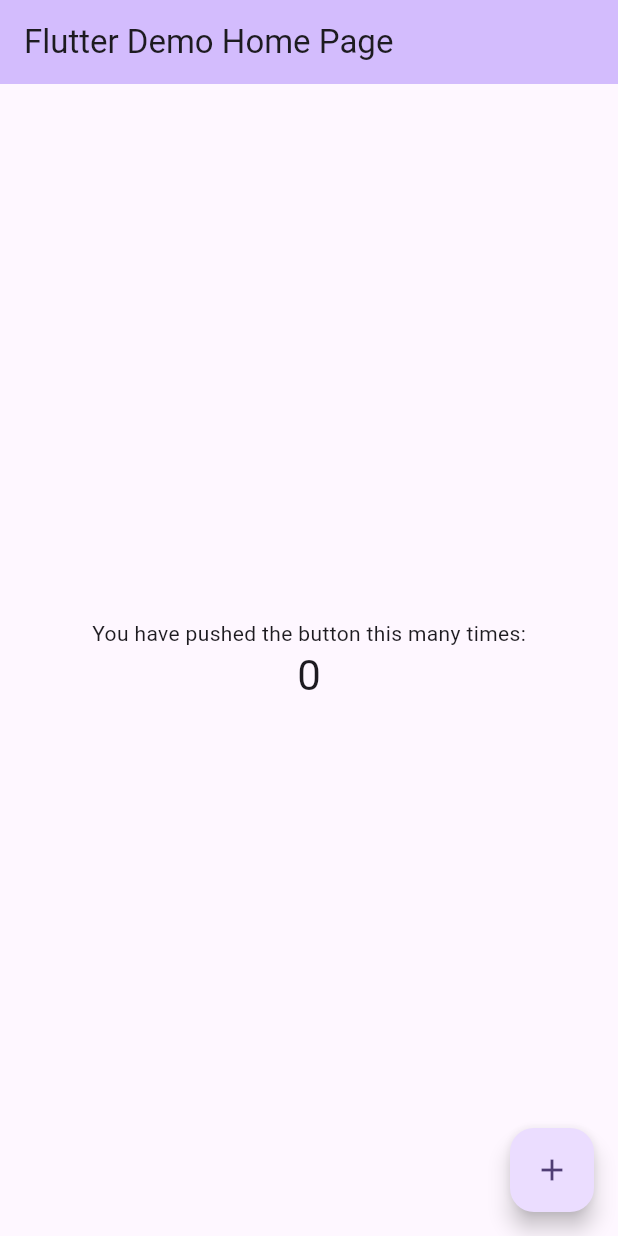
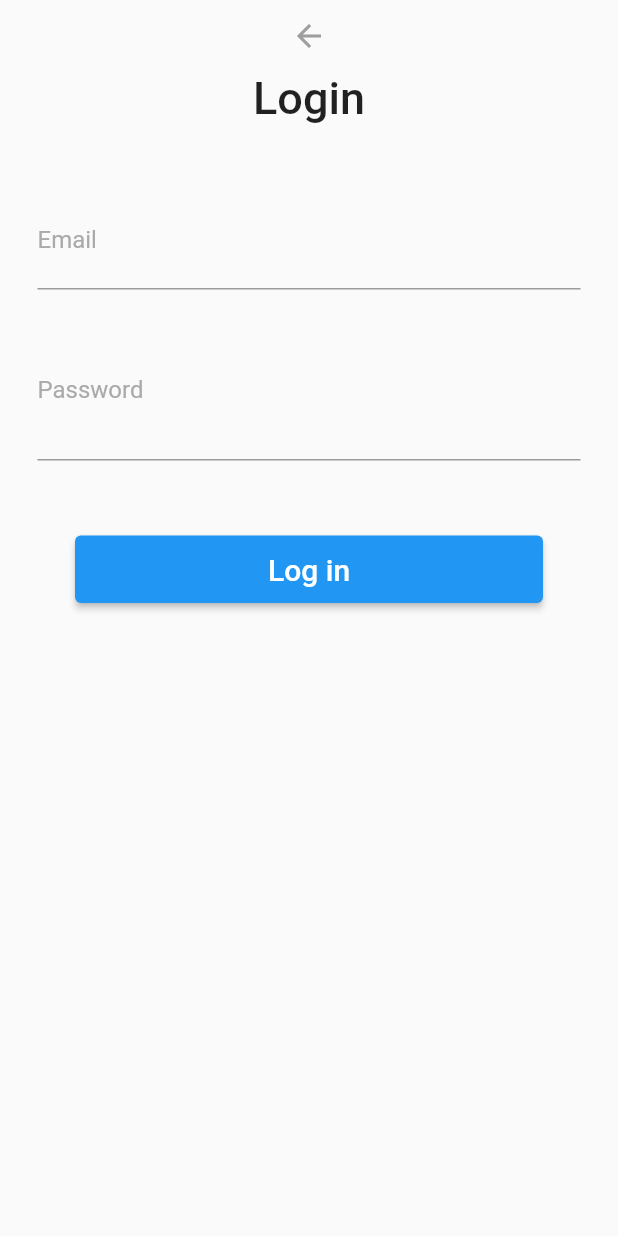
Before and after one commit to OS7-SOFT/E-commerce-App, a Flutter app: the screen it shows after launch, on a phone screen of 412 x 824 dp. Run offline on Flutter 3.47's test engine with Material 2 defaults, Android fonts, the phone set to English and light mode, and no system bars.

Commit message:
Create present page and login page

```diff
--- /dev/null
+++ b/lib/authenticate/login.dart
@@ -0,0 +1,80 @@
+import 'package:e_commerce_app/design/customButton.dart';
+import 'package:e_commerce_app/design/customTextField.dart';
+import 'package:flutter/material.dart';
+
+class Login extends StatefulWidget {
+  const Login({super.key});
+
+  @override
+  State<Login> createState() => _LoginState();
+}
+
+class _LoginState extends State<Login> {
+  bool securePass = true;
+  var email,password;
+
+
+  @override
+  Widget build(BuildContext context) {
+    return Scaffold(
+      body: Column(
+        children: [
+          IconButton(
+              onPressed: () {},
+              icon: Icon(
+                Icons.arrow_back,
+                color: Colors.grey,
+              )),
+          Text(
+            "Login",
+            style: TextStyle(fontSize: 30, fontWeight: FontWeight.w500),
+          ),
+          Container(
+            margin:EdgeInsets.only(bottom: 50,top: 45) ,
+            padding: EdgeInsets.symmetric(horizontal: 25),
+            child: Form(
+                child: Column(
+              children: [
+                TextFormField(
+                  validator: (val) {
+                    return val?.trim() == "" ? "Email is required" : null;
+                  },
+                  decoration: InputDecoration(
+                      labelText: "Email",
+                      labelStyle:
+                          TextStyle(color: Color.fromARGB(255, 170, 170, 170)),
+                      contentPadding: EdgeInsets.symmetric(vertical: 15)),
+                ),
+                SizedBox(
+                  height: 20,
+                ),
+                TextFormField(
+                  validator: (val) {
+                    return val?.trim() == "" ? "Password is required" : null;
+                  },
+                  decoration: InputDecoration(
+                      labelText: "Password",
+                      labelStyle:
+                          TextStyle(color: Color.fromARGB(255, 170, 170, 170)),
+                      contentPadding: EdgeInsets.symmetric(vertical: 15),
+                      suffix: IconButton(
+                        onPressed: () {
+                          setState(() {
+                            securePass = !securePass;
+                          });
+                        },
+                        icon: Icon(Icons.remove_red_eye,
+                            color: Colors.grey, size: 20),
+                      )),
+                  obscureText: securePass,
+                ),
+
+              ]),
+            ),
+          ),
+          CustomButton(text: "Log in", onPressed: (){})
+        ],
+      ),
+    );
+  }
+}
--- /dev/null
+++ b/lib/design/customButton.dart
@@ -0,0 +1,35 @@
+import 'package:flutter/material.dart';
+
+class CustomButton extends StatefulWidget {
+  final String text;
+  final VoidCallback onPressed;
+
+  const CustomButton({required this.text, required this.onPressed});
+
+  @override
+  State<CustomButton> createState() => _CustomButtonState();
+}
+
+class _CustomButtonState extends State<CustomButton> {
+  bool isPressed = false;
+
+  @override
+  Widget build(BuildContext context) {
+    return Container(
+      width: double.infinity,
+      height: 45,
+      padding: EdgeInsets.symmetric(horizontal: 50),
+      child: ElevatedButton(
+
+        onPressed: () {
+          setState(() {
+            isPressed = !isPressed;
+          });
+          widget.onPressed;
+        },
+        child: Text(widget.text,style: TextStyle(fontSize: 20),),
+
+      ),
+    );
+  }
+}
--- a/lib/main.dart
+++ b/lib/main.dart
@@ -1,125 +1,11 @@
+import 'package:e_commerce_app/authenticate/login.dart';
+import 'package:e_commerce_app/present/present.dart';
 import 'package:flutter/material.dart';
 
 void main() {
-  runApp(const MyApp());
+  runApp(MaterialApp(
+      home: Login(),
+      theme: ThemeData(
+        primaryColor: Color(0xff667fea)
+      )));
 }
-
-class MyApp extends StatelessWidget {
-  const MyApp({super.key});
-
-  // This widget is the root of your application.
-  @override
-  Widget build(BuildContext context) {
-    return MaterialApp(
-      title: 'Flutter Demo',
-      theme: ThemeData(
-        // This is the theme of your application.
-        //
-        // TRY THIS: Try running your application with "flutter run". You'll see
-        // the application has a blue toolbar. Then, without quitting the app,
-        // try changing the seedColor in the colorScheme below to Colors.green
-        // and then invoke "hot reload" (save your changes or press the "hot
-        // reload" button in a Flutter-supported IDE, or press "r" if you used
-        // the command line to start the app).
-        //
-        // Notice that the counter didn't reset back to zero; the application
-        // state is not lost during the reload. To reset the state, use hot
-        // restart instead.
-        //
-        // This works for code too, not just values: Most code changes can be
-        // tested with just a hot reload.
-        colorScheme: ColorScheme.fromSeed(seedColor: Colors.deepPurple),
-        useMaterial3: true,
-      ),
-      home: const MyHomePage(title: 'Flutter Demo Home Page'),
-    );
-  }
-}
-
-class MyHomePage extends StatefulWidget {
-  const MyHomePage({super.key, required this.title});
-
-  // This widget is the home page of your application. It is stateful, meaning
-  // that it has a State object (defined below) that contains fields that affect
-  // how it looks.
-
-  // This class is the configuration for the state. It holds the values (in this
-  // case the title) provided by the parent (in this case the App widget) and
-  // used by the build method of the State. Fields in a Widget subclass are
-  // always marked "final".
-
-  final String title;
-
-  @override
-  State<MyHomePage> createState() => _MyHomePageState();
-}
-
-class _MyHomePageState extends State<MyHomePage> {
-  int _counter = 0;
-
-  void _incrementCounter() {
-    setState(() {
-      // This call to setState tells the Flutter framework that something has
-      // changed in this State, which causes it to rerun the build method below
-      // so that the display can reflect the updated values. If we changed
-      // _counter without calling setState(), then the build method would not be
-      // called again, and so nothing would appear to happen.
-      _counter++;
-    });
-  }
-
-  @override
-  Widget build(BuildContext context) {
-    // This method is rerun every time setState is called, for instance as done
-    // by the _incrementCounter method above.
-    //
-    // The Flutter framework has been optimized to make rerunning build methods
-    // fast, so that you can just rebuild anything that needs updating rather
-    // than having to individually change instances of widgets.
-    return Scaffold(
-      appBar: AppBar(
-        // TRY THIS: Try changing the color here to a specific color (to
-        // Colors.amber, perhaps?) and trigger a hot reload to see the AppBar
-        // change color while the other colors stay the same.
-        backgroundColor: Theme.of(context).colorScheme.inversePrimary,
-        // Here we take the value from the MyHomePage object that was created by
-        // the App.build method, and use it to set our appbar title.
-        title: Text(widget.title),
-      ),
-      body: Center(
-        // Center is a layout widget. It takes a single child and positions it
-        // in the middle of the parent.
-        child: Column(
-          // Column is also a layout widget. It takes a list of children and
-          // arranges them vertically. By default, it sizes itself to fit its
-          // children horizontally, and tries to be as tall as its parent.
-          //
-          // Column has various properties to control how it sizes itself and
-          // how it positions its children. Here we use mainAxisAlignment to
-          // center the children vertically; the main axis here is the vertical
-          // axis because Columns are vertical (the cross axis would be
-          // horizontal).
-          //
-          // TRY THIS: Invoke "debug painting" (choose the "Toggle Debug Paint"
-          // action in the IDE, or press "p" in the console), to see the
-          // wireframe for each widget.
-          mainAxisAlignment: MainAxisAlignment.center,
-          children: <Widget>[
-            const Text(
-              'You have pushed the button this many times:',
-            ),
-            Text(
-              '$_counter',
-              style: Theme.of(context).textTheme.headlineMedium,
-            ),
-          ],
-        ),
-      ),
-      floatingActionButton: FloatingActionButton(
-        onPressed: _incrementCounter,
-        tooltip: 'Increment',
-        child: const Icon(Icons.add),
-      ), // This trailing comma makes auto-formatting nicer for build methods.
-    );
-  }
-}
```
Also changed, not shown: lib/design/customTextField.dart (added, +31 -0 lines), lib/present/present.dart (added, +60 -0 lines), pubspec.yaml (+4 -6 lines), images/present.png (added), 1 other file.
